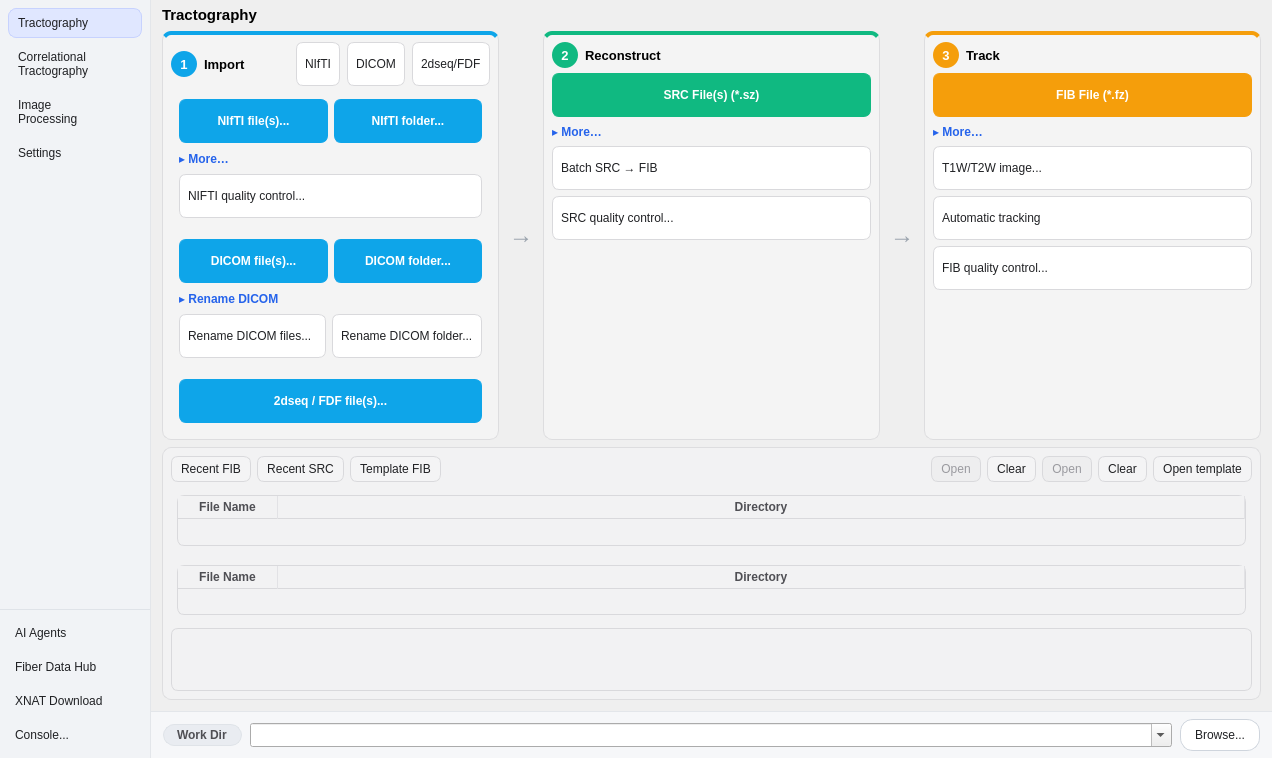
Old version of the form mainwindow.ui in the repository frankyeh/DSI-Studio.
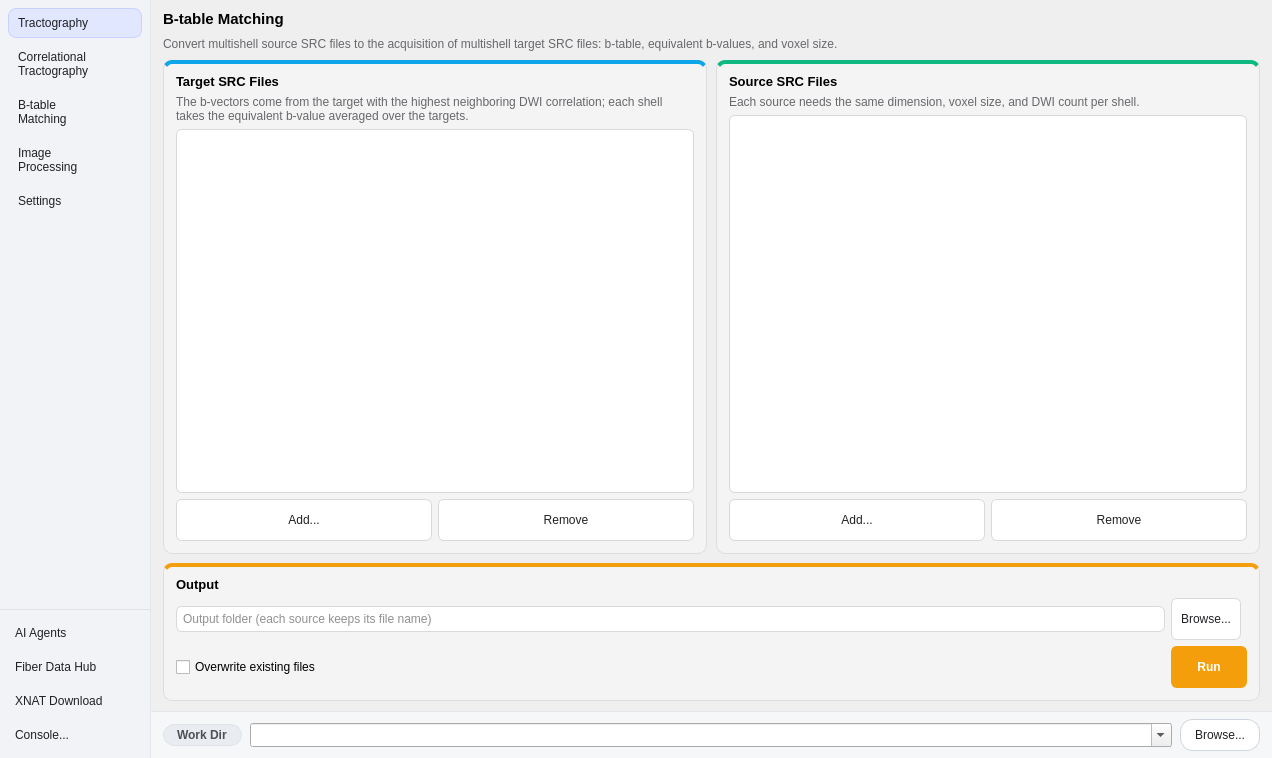
New version of the form. The open tabs and pages were chosen to show the change. Icons and pictures are not drawn.

Commit message: add match b-table function

```diff
--- a/mainwindow.ui
+++ b/mainwindow.ui
@@ -199,6 +199,16 @@
               <normaloff>:/icons/icons/connectometry.svg</normaloff>:/icons/icons/connectometry.svg</iconset>
             </property>
            </item>
+           <item>
+            <property name="text">
+             <string>B-table
+Matching</string>
+            </property>
+            <property name="icon">
+             <iconset resource="icons.qrc">
+              <normaloff>:/icons/icons/btable_vectors.svg</normaloff>:/icons/icons/btable_vectors.svg</iconset>
+            </property>
+           </item>
            <item>
             <property name="text">
              <string>Image
@@ -2704,6 +2714,296 @@
             </item>
            </layout>
           </widget>
+          <widget class="QWidget" name="tab_match">
+           <property name="styleSheet">
+            <string notr="true">QWidget#tab_match {
+      color: #202124;
+      background-color: transparent;
+  }
+  QFrame#match_target_card,
+  QFrame#match_source_card,
+  QFrame#match_output_card {
+      background-color: rgba(250,250,250,0.45);
+      border: 1px solid #dddddf;
+      border-radius: 9px;
+  }
+  QFrame#match_target_card {
+      border-top: 4px solid #0ea5e9;
+  }
+  QFrame#match_source_card {
+      border-top: 4px solid #10b981;
+  }
+  QFrame#match_output_card {
+      border-top: 4px solid #f59e0b;
+  }
+  QLabel#match_target_title,
+  QLabel#match_source_title,
+  QLabel#match_output_title {
+      font-size: 10pt;
+      font-weight: bold;
+  }
+  QLabel#match_page_hint,
+  QLabel#match_target_hint,
+  QLabel#match_source_hint {
+      color: #67676c;
+  }
+  QWidget#tab_match QPushButton {
+      color: #202124;
+      background-color: #ffffff;
+      border: 1px solid #d9d9dc;
+      border-radius: 6px;
+      padding: 6px 9px;
+      min-height: 28px;
+  }
+  QWidget#tab_match QPushButton:hover {
+      background-color: #eeeeef;
+      border-color: #c5c5c9;
+  }
+  QWidget#tab_match QPushButton:pressed {
+      background-color: #e2e2e4;
+  }
+  QWidget#tab_match QPushButton#match_run {
+      color: #ffffff;
+      font-weight: bold;
+      background-color: #f59e0b;
+      border-color: #f59e0b;
+  }
+  QWidget#tab_match QLineEdit,
+  QWidget#tab_match QListWidget {
+      color: #202124;
+      background-color: #ffffff;
+      border: 1px solid #d9d9dc;
+      border-radius: 6px;
+      padding: 4px;
+  }</string>
+           </property>
+           <layout class="QVBoxLayout" name="match_page_layout" stretch="0,0,1,0">
+            <property name="spacing">
+             <number>9</number>
+            </property>
+            <property name="leftMargin">
+             <number>12</number>
+            </property>
+            <property name="topMargin">
+             <number>10</number>
+            </property>
+            <property name="rightMargin">
+             <number>12</number>
+            </property>
+            <property name="bottomMargin">
+             <number>10</number>
+            </property>
+            <item>
+             <widget class="QLabel" name="match_page_title">
+              <property name="font">
+               <font>
+                <pointsize>11</pointsize>
+                <bold>true</bold>
+               </font>
+              </property>
+              <property name="text">
+               <string>B-table Matching</string>
+              </property>
+             </widget>
+            </item>
+            <item>
+             <widget class="QLabel" name="match_page_hint">
+              <property name="text">
+               <string>Convert multishell source SRC files to the acquisition of multishell target SRC files: b-table, equivalent b-values, and voxel size.</string>
+              </property>
+              <property name="wordWrap">
+               <bool>true</bool>
+              </property>
+             </widget>
+            </item>
+            <item>
+             <layout class="QHBoxLayout" name="match_card_row" stretch="1,1">
+              <property name="spacing">
+               <number>9</number>
+              </property>
+              <item>
+               <widget class="QFrame" name="match_target_card">
+                <layout class="QVBoxLayout" name="match_target_layout">
+                 <property name="spacing">
+                  <number>6</number>
+                 </property>
+                 <property name="leftMargin">
+                  <number>12</number>
+                 </property>
+                 <property name="topMargin">
+                  <number>10</number>
+                 </property>
+                 <property name="rightMargin">
+                  <number>12</number>
+                 </property>
+                 <property name="bottomMargin">
+                  <number>12</number>
+                 </property>
+                 <item>
+                  <widget class="QLabel" name="match_target_title">
+                   <property name="text">
+                    <string>Target SRC Files</string>
+                   </property>
+                  </widget>
+                 </item>
+                 <item>
+                  <widget class="QLabel" name="match_target_hint">
+                   <property name="text">
+                    <string>The b-vectors come from the target with the highest neighboring DWI correlation; each shell takes the equivalent b-value averaged over the targets.</string>
+                   </property>
+                   <property name="wordWrap">
+                    <bool>true</bool>
+                   </property>
+                  </widget>
+                 </item>
+                 <item>
+                  <widget class="QListWidget" name="match_target_list">
+                   <property name="selectionMode">
+                    <enum>QAbstractItemView::ExtendedSelection</enum>
+                   </property>
+                  </widget>
+                 </item>
+                 <item>
+                  <layout class="QHBoxLayout" name="match_target_buttons">
+                   <item>
+                    <widget class="QPushButton" name="match_target_add">
+                     <property name="text">
+                      <string>Add...</string>
+                     </property>
+                    </widget>
+                   </item>
+                   <item>
+                    <widget class="QPushButton" name="match_target_remove">
+                     <property name="text">
+                      <string>Remove</string>
+                     </property>
+                    </widget>
+                   </item>
+                  </layout>
+                 </item>
+                </layout>
+               </widget>
+              </item>
+              <item>
+               <widget class="QFrame" name="match_source_card">
+                <layout class="QVBoxLayout" name="match_source_layout">
+                 <property name="spacing">
+                  <number>6</number>
+                 </property>
+                 <property name="leftMargin">
+                  <number>12</number>
+                 </property>
+                 <property name="topMargin">
+                  <number>10</number>
+                 </property>
+                 <property name="rightMargin">
+                  <number>12</number>
+                 </property>
+                 <property name="bottomMargin">
+                  <number>12</number>
+                 </property>
+                 <item>
+                  <widget class="QLabel" name="match_source_title">
+                   <property name="text">
+                    <string>Source SRC Files</string>
+                   </property>
+                  </widget>
+                 </item>
+                 <item>
+                  <widget class="QLabel" name="match_source_hint">
+                   <property name="text">
+                    <string>Each source needs the same dimension, voxel size, and DWI count per shell.</string>
+                   </property>
+                   <property name="wordWrap">
+                    <bool>true</bool>
+                   </property>
+                  </widget>
+                 </item>
+                 <item>
+                  <widget class="QListWidget" name="match_source_list">
+                   <property name="selectionMode">
+                    <enum>QAbstractItemView::ExtendedSelection</enum>
+                   </property>
+                  </widget>
+                 </item>
+                 <item>
+                  <layout class="QHBoxLayout" name="match_source_buttons">
+                   <item>
+                    <widget class="QPushButton" name="match_source_add">
+                     <property name="text">
+                      <string>Add...</string>
+                     </property>
+                    </widget>
+                   </item>
+                   <item>
+                    <widget class="QPushButton" name="match_source_remove">
+                     <property name="text">
+                      <string>Remove</string>
+                     </property>
+                    </widget>
+                   </item>
+                  </layout>
+                 </item>
+                </layout>
+               </widget>
+              </item>
+             </layout>
+            </item>
+            <item>
+             <widget class="QFrame" name="match_output_card">
+              <layout class="QGridLayout" name="match_output_layout">
+               <property name="leftMargin">
+                <number>12</number>
+               </property>
+               <property name="topMargin">
+                <number>10</number>
+               </property>
+               <property name="rightMargin">
+                <number>12</number>
+               </property>
+               <property name="bottomMargin">
+                <number>12</number>
+               </property>
+               <item row="0" column="0" colspan="3">
+                <widget class="QLabel" name="match_output_title">
+                 <property name="text">
+                  <string>Output</string>
+                 </property>
+                </widget>
+               </item>
+               <item row="1" column="0">
+                <widget class="QLineEdit" name="match_output">
+                 <property name="placeholderText">
+                  <string>Output folder (each source keeps its file name)</string>
+                 </property>
+                </widget>
+               </item>
+               <item row="1" column="1">
+                <widget class="QPushButton" name="match_output_browse">
+                 <property name="text">
+                  <string>Browse...</string>
+                 </property>
+                </widget>
+               </item>
+               <item row="2" column="0">
+                <widget class="QCheckBox" name="match_overwrite">
+                 <property name="text">
+                  <string>Overwrite existing files</string>
+                 </property>
+                </widget>
+               </item>
+               <item row="2" column="1" colspan="2">
+                <widget class="QPushButton" name="match_run">
+                 <property name="text">
+                  <string>Run</string>
+                 </property>
+                </widget>
+               </item>
+              </layout>
+             </widget>
+            </item>
+           </layout>
+          </widget>
           <widget class="QWidget" name="tab_4">
            <property name="styleSheet">
             <string notr="true">QWidget#tab_4 {
```
The commit also changes 3 other files.
